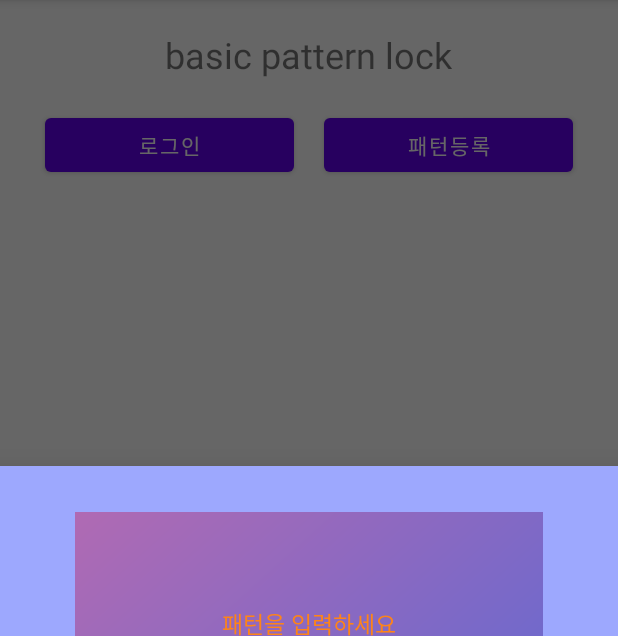
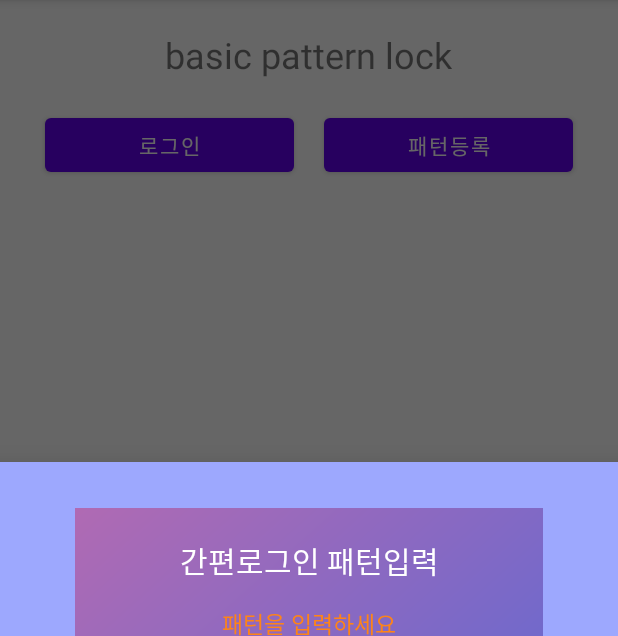
Before and after one commit to jin-vita/test-pattern-lock, an Android app: the fragment PatternFragment placed in its activity, on a phone screen of 412 x 824 dp, the part 84-720 px from its top. Run offline under Robolectric (Android 15) with nearby library versions, the phone set to English and light mode, and no system bars; libraries missing offline, so code that uses them is left out: com.andrognito.patternlockview; plain views replace PatternLockView; 1 statement that could not run was skipped.

Commit message:
perf bundle

```diff
--- a/app/src/main/java/com/jinvita/testpatternlock/DataListener.kt
+++ b/app/src/main/java/com/jinvita/testpatternlock/DataListener.kt
@@ -1,5 +1,5 @@
 package com.jinvita.testpatternlock
 
 interface DataListener {
-    fun onDataReceived(data: String)
+    fun onDataReceived(value: String, type: String = "")
 }
--- a/app/src/main/java/com/jinvita/testpatternlock/PatternFragment.kt
+++ b/app/src/main/java/com/jinvita/testpatternlock/PatternFragment.kt
@@ -14,20 +14,24 @@ import com.google.android.material.bottomsheet.BottomSheetDialog
 import com.google.android.material.bottomsheet.BottomSheetDialogFragment
 import com.jinvita.testpatternlock.databinding.FragmentPatternBinding
 
-class PatternFragment() : BottomSheetDialogFragment() {
-    val type: String by lazy { arguments?.getString("type") ?: "login" }
+class PatternFragment : BottomSheetDialogFragment() {
+    private val listener by lazy { requireContext() as DataListener }
+    private val type by lazy { arguments?.getString("type") ?: "login" }
+    private val title by lazy { arguments?.getString("title") ?: "간편로그인 패턴입력" }
+    private val answer by lazy { arguments?.getString("answer") ?: "" }
+
     override fun getTheme(): Int = R.style.BottomSheetTheme
-    override fun onCreateDialog(savedInstanceState: Bundle?): Dialog {
-        return BottomSheetDialog(requireContext(), theme).apply {
+    override fun onCreateDialog(savedInstanceState: Bundle?): Dialog = BottomSheetDialog(requireContext(), theme)
+        .apply {
             setOnShowListener {
-                val coordinatorLayout = binding.subLayout.parent as CoordinatorLayout
-                val bottomSheetBehavior: BottomSheetBehavior<*> = BottomSheetBehavior.from(binding.subLayout)
-                bottomSheetBehavior.state = BottomSheetBehavior.STATE_EXPANDED
-                bottomSheetBehavior.peekHeight = binding.subLayout.height
-                coordinatorLayout.parent.requestLayout()
+                val layout = binding.subLayout
+                BottomSheetBehavior.from(layout).apply {
+                    state = BottomSheetBehavior.STATE_EXPANDED
+                    peekHeight = layout.height
+                }
+                (layout.parent as CoordinatorLayout).parent.requestLayout()
             }
         }
-    }
 
     override fun onViewCreated(view: View, savedInstanceState: Bundle?) {
         super.onViewCreated(view, savedInstanceState)
@@ -35,7 +39,7 @@ class PatternFragment() : BottomSheetDialogFragment() {
     }
 
     private fun initView() = with(binding) {
-        titleView.text = (activity as MainActivity).title
+        titleView.text = title
         patternLockView.addPatternLockListener(object : PatternLockViewListener {
             override fun onStarted() {}
             override fun onCleared() {}
@@ -50,7 +54,7 @@ class PatternFragment() : BottomSheetDialogFragment() {
 
     private fun login(pin: String) = with(binding) {
         println("pin: $pin")
-        if (pin != (activity as MainActivity).answer) {
+        if (pin != answer) {
             patternLockView.clearPattern()
             messageView.run {
                 text = "패턴을 잘못 입력했습니다"
@@ -58,13 +62,13 @@ class PatternFragment() : BottomSheetDialogFragment() {
             }
             return
         }
-        (activity as DataListener).onDataReceived("로그인 성공하였습니다")
+        listener.onDataReceived("로그인 성공하였습니다")
         dismiss()
     }
 
     private fun register(pin: String) {
-        (activity as MainActivity).answer = pin
-        (activity as DataListener).onDataReceived("패턴이 등록되었습니다")
+        listener.onDataReceived(pin, "answer")
+        listener.onDataReceived("패턴이 등록되었습니다")
         dismiss()
     }
 
```
Also changed, not shown: app/src/main/java/com/jinvita/testpatternlock/MainActivity.kt (+10 -5 lines).
